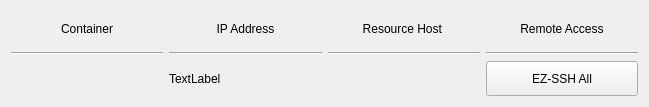
This is hub/forms/DlgEnvironment.ui in subutai-io/control-center as Qt 5 draws it before an edit. The edited form follows.
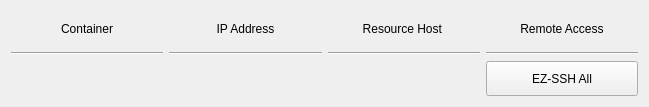
This is the edited form.

Commit message: Label removed from DlgEnvironment

```diff
--- a/hub/forms/DlgEnvironment.ui
+++ b/hub/forms/DlgEnvironment.ui
@@ -107,13 +107,6 @@
      </property>
     </widget>
    </item>
-   <item row="3" column="2" colspan="2">
-    <widget class="QLabel" name="status">
-     <property name="text">
-      <string>TextLabel</string>
-     </property>
-    </widget>
-   </item>
   </layout>
  </widget>
  <resources/>
```
The commit also changes 1 other file.
